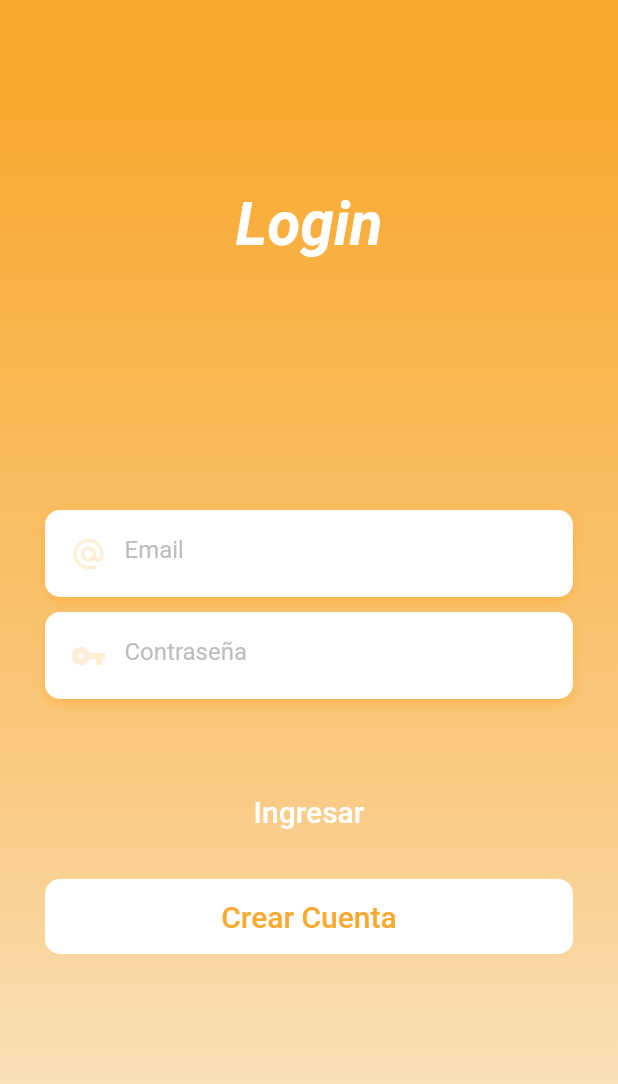
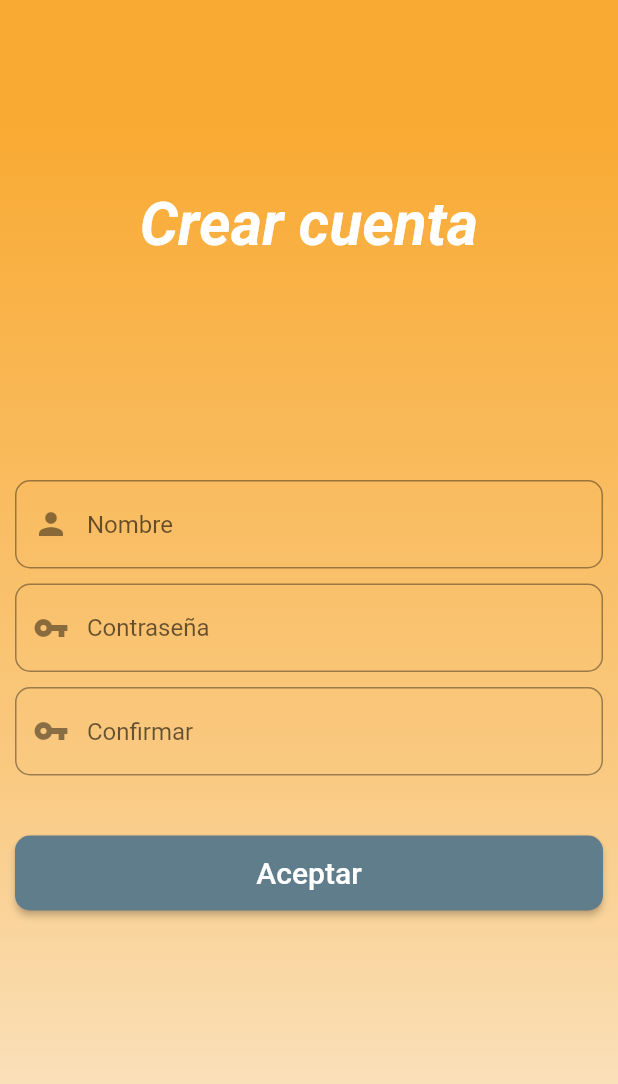
Before and after one commit to Bodkins/control_escolar2, a Flutter app: the screen it shows after launch, after a tap on "Crear Cuenta", on a phone screen of 412 x 824 dp. Shown: the top 1084 px of the screen. Run offline on Flutter 3.47's test engine with Material 2 defaults, Android fonts, the phone set to English and light mode, and no system bars; our stand-ins replace sqflite; accounts and stored records are empty.

Commit message:
Página "Sign up"
Se añadio la página "Sign up" con botones funcionales (no validados aun)

```diff
--- a/lib/AddGroup.dart
+++ b/lib/AddGroup.dart
@@ -114,7 +114,7 @@ class _AddGroupState extends State<AddGroup> {
       child: TextFormField(
         validator: (value) {
           if (value.isEmpty) {
-            return 'Introduce algun texto';
+            return 'Campo obligatorio';
           }
         },
         controller: t,
--- a/lib/loginPage.dart
+++ b/lib/loginPage.dart
@@ -68,7 +68,7 @@ decoration: BoxDecoration(
               ),
             ),
             Padding(
-              padding: EdgeInsets.all(30.0),
+              padding: EdgeInsets.all(10.0),
               child: Column(
                 children: <Widget>[
                   textFormField(
@@ -133,7 +133,7 @@ decoration: BoxDecoration(
                         ),
                       ),
                       onPressed: (){
-                        //Navigator.of(context).pop();
+                        Navigator.pushNamed(context, '/signUp');
                       },
                     ),
                   ),
--- a/lib/main.dart
+++ b/lib/main.dart
@@ -13,6 +13,8 @@ import 'dart:io';
 import 'principalPage.dart';
 
 import 'package:control_escolar/loginPage.dart';
+
+import 'package:control_escolar/signUpPage.dart';
 
 
 
@@ -39,6 +41,8 @@ class MyApp extends StatelessWidget {
       home: MyLoginPage(),
       routes: <String, WidgetBuilder>{
         '/accept': (BuildContext context) => MyHomePage(),
+        '/signUp': (BuildContext context) => SignUpPage(),
+        '/loginPage': (BuildContext context) => MyLoginPage(),
         //'/cancel': (BuildContext context) => principalView(),
       },
 
--- /dev/null
+++ b/lib/signUpPage.dart
@@ -0,0 +1,120 @@
+import 'package:flutter/material.dart';
+
+class SignUpPage extends StatefulWidget {
+  @override
+  _SignUpPageState createState() => _SignUpPageState();
+}
+
+class _SignUpPageState extends State<SignUpPage> {
+  TextEditingController newUserController = TextEditingController();
+  TextEditingController passwordController = TextEditingController();
+  TextEditingController confirmPasswordController = TextEditingController();
+  final _formKey = GlobalKey<FormState>();
+
+  @override
+  Widget build(BuildContext context) {
+    var _isEnable = null;
+
+    return Scaffold(
+      key: _formKey,
+      body: Container(
+        decoration: BoxDecoration(
+          gradient: new LinearGradient(
+            colors: [
+              Color.fromRGBO(249, 170, 51, 1),
+              Color.fromRGBO(249, 170, 51, 0.8),
+              Color.fromRGBO(249, 170, 51, 0.6),
+              Color.fromRGBO(249, 170, 51, 0.3),
+            ],
+            begin: const FractionalOffset(1.0, 0.1),
+            end: const FractionalOffset(1.0, 0.9),
+          ),
+        ),
+        child: Column(
+          children: <Widget>[
+            Container(
+              height: 300,
+              child: Stack(
+                children: <Widget>[
+                  Positioned(
+                    child: Container(
+                      child: Center(
+                        child: Text(
+                          "Crear cuenta",
+                          style: TextStyle(
+                              color: Colors.white,
+                              fontSize: 40,
+                              fontWeight: FontWeight.bold,
+                              fontStyle: FontStyle.italic),
+                        ),
+                      ),
+                    ),
+                  )
+                ],
+              ),
+            ),
+            Padding(
+              padding: EdgeInsets.all(10),
+              child: Column(
+                children: <Widget>[
+                  textFormField(newUserController, "Nombre",
+                      "Nombre de usuario", Icons.person, "Nombre"),
+                  textFormField(passwordController, "Contraseña",
+                      "Ingresa tu contraseña", Icons.vpn_key, "Contraseña"),
+                  textFormField(confirmPasswordController, "Confirmar",
+                      "Confirma tu contraseña", Icons.vpn_key, "Confirmar"),
+                  SizedBox(
+                    height: 40,
+                  ),
+                  SizedBox(
+                    height: 50,
+                    child: RaisedButton(
+                      color: Colors.blueGrey,
+                      shape: RoundedRectangleBorder(
+                          borderRadius: BorderRadius.circular(10)),
+                      child: Center(
+                        child: Text(
+                          "Aceptar",
+                          style: TextStyle(
+                              color: Colors.white,
+                              fontWeight: FontWeight.w500,
+                              fontSize: 20),
+                        ),
+                      ),
+                      onPressed: () {
+                        Navigator.pushNamed(context, '/loginPage');
+                      },
+                    ),
+                  )
+                ],
+              ),
+            )
+          ],
+        ),
+      ),
+    );
+  }
+
+  textFormField(TextEditingController t, String label, String hint,
+      IconData iconData, String initialValue) {
+    return Padding(
+      padding: const EdgeInsets.only(
+        top: 10,
+      ),
+      child: TextFormField(
+        validator: (value) {
+          if (value.isEmpty) {
+            return 'Introduce algun texto';
+          }
+        },
+        controller: t,
+        textCapitalization: TextCapitalization.words,
+        decoration: InputDecoration(
+            prefixIcon: Icon(iconData),
+            hintText: label,
+            border:
+                OutlineInputBorder(borderRadius: BorderRadius.circular(10))),
+      ),
+    );
+  }
+}
```
